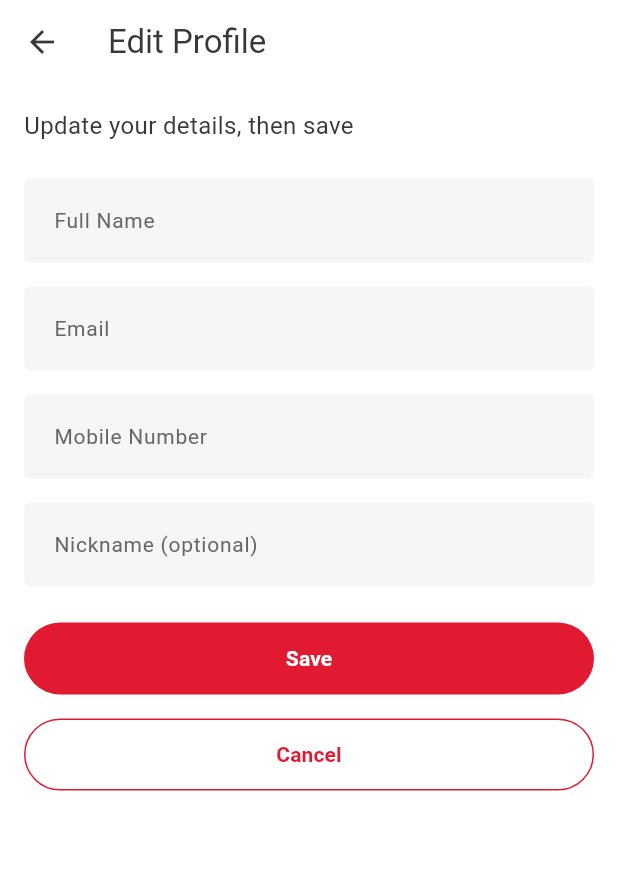
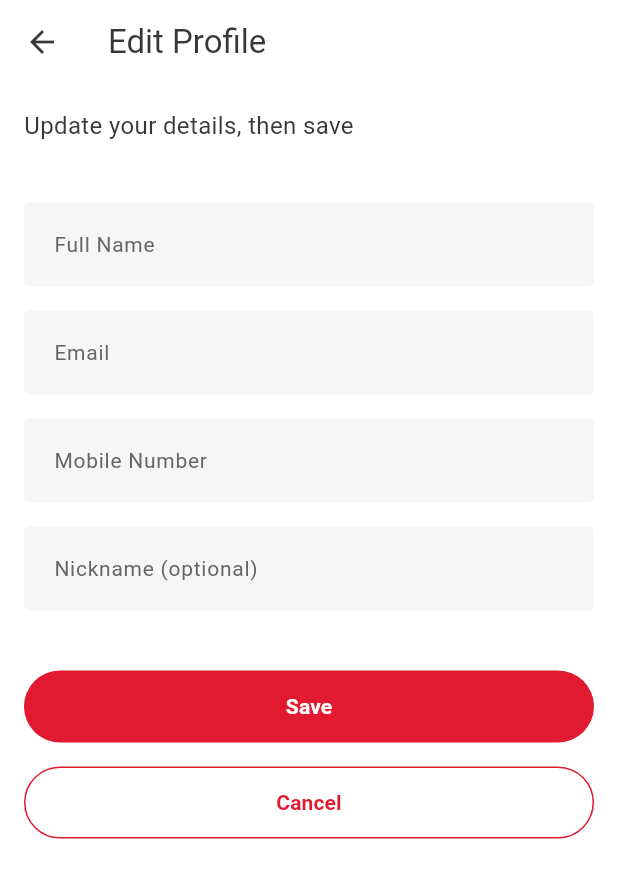
Before and after one commit to catalino-dev/home-debit-ui, a Flutter app: the ProfileScreen screen opened directly with empty values, after a tap on "Edit Profile", on a phone screen of 412 x 824 dp. Shown: the top 878 px of the screen. Run offline on Flutter 3.47's test engine with Material 3 defaults, Android fonts, the phone set to English and light mode, and no system bars; accounts and stored records are empty.

Commit message:
Apply week 1 feedback (non-bloc) to week 2 screens
Addresses the applicable 'General Flutter improvements' from the Week 1
review on the Registration, Profile, and Edit Profile screens. BLoC/DI/routing
findings are intentionally deferred.

- SafeArea around each screen's scroll body so content never collides with
  system UI (home indicator / gesture bar)
- Column(spacing:) replaces repeated SizedBox separators so spacing can't
  drift when items are reordered
- Generic catch fallback in _handleRegister/_handleSave so an uncaught
  exception can no longer leave the loading flag stuck
- _customerService moved from late final field init to initState +
  didUpdateWidget so a swapped service instance is picked up on rebuild

Co-authored-by: Copilot <223556219+Copilot@users.noreply.github.com>

```diff
--- a/lib/screens/edit_profile_screen.dart
+++ b/lib/screens/edit_profile_screen.dart
@@ -38,7 +38,9 @@ class _EditProfileScreenState extends State<EditProfileScreen> {
   late final TextEditingController _mobileController;
   late final TextEditingController _nicknameController;
 
-  late final _customerService = widget.customerService ?? CustomerService();
+  // `late`: needs `widget`, which is only available once the State is
+  // attached, and should be created once on first use.
+  late CustomerService _customerService;
 
   bool _isSaving = false;
   String? _errorMessage;
@@ -46,11 +48,20 @@ class _EditProfileScreenState extends State<EditProfileScreen> {
   @override
   void initState() {
     super.initState();
+    _customerService = widget.customerService ?? CustomerService();
     final customer = widget.customer;
     _nameController = TextEditingController(text: customer.fullName);
     _emailController = TextEditingController(text: customer.email);
     _mobileController = TextEditingController(text: customer.mobileNumber);
     _nicknameController = TextEditingController(text: customer.nickname ?? '');
+  }
+
+  @override
+  void didUpdateWidget(covariant EditProfileScreen oldWidget) {
+    super.didUpdateWidget(oldWidget);
+    if (widget.customerService != oldWidget.customerService) {
+      _customerService = widget.customerService ?? CustomerService();
+    }
   }
 
   @override
@@ -90,6 +101,13 @@ class _EditProfileScreenState extends State<EditProfileScreen> {
         _isSaving = false;
         _errorMessage = exception.message;
       });
+    } catch (_) {
+      // Fallback for uncaught exceptions so the loading state always clears.
+      if (!mounted) return;
+      setState(() {
+        _isSaving = false;
+        _errorMessage = 'An unexpected error occurred. Please try again.';
+      });
     }
   }
 
@@ -107,57 +125,54 @@ class _EditProfileScreenState extends State<EditProfileScreen> {
           title: const Text('Edit Profile'),
           automaticallyImplyLeading: !_isSaving,
         ),
-        body: SingleChildScrollView(
+        body: SafeArea(
+          child: SingleChildScrollView(
             padding: const EdgeInsets.all(AppSpacing.normal),
             child: Form(
               key: _formKey,
               child: Column(
                 crossAxisAlignment: CrossAxisAlignment.stretch,
+                spacing: AppSpacing.normal,
                 children: [
                   const Text(
                     'Update your details, then save',
                     style: AppTextStyles.body1,
                   ),
-                const SizedBox(height: AppSpacing.large),
+                  const SizedBox(height: AppSpacing.small),
                   AppTextField(
                     controller: _nameController,
                     label: 'Full Name',
                     validator: CustomerValidators.fullName,
                   ),
-                const SizedBox(height: AppSpacing.normal),
                   AppTextField(
                     controller: _emailController,
                     label: 'Email',
                     keyboardType: TextInputType.emailAddress,
                     validator: CustomerValidators.email,
                   ),
-                const SizedBox(height: AppSpacing.normal),
                   AppTextField(
                     controller: _mobileController,
                     label: 'Mobile Number',
                     keyboardType: TextInputType.phone,
                     validator: CustomerValidators.mobileNumber,
                   ),
-                const SizedBox(height: AppSpacing.normal),
                   AppTextField(
                     controller: _nicknameController,
                     label: 'Nickname (optional)',
                     validator: CustomerValidators.nickname,
                   ),
-                const SizedBox(height: AppSpacing.large),
+                  const SizedBox(height: AppSpacing.small),
                   if (errorMessage != null) ...[
                     AppErrorMessage(
                       key: const ValueKey('edit-profile-error'),
                       message: errorMessage,
                     ),
-                  const SizedBox(height: AppSpacing.normal),
                   ],
                   AppPrimaryButton(
                     label: 'Save',
                     isLoading: _isSaving,
                     onPressed: _handleSave,
                   ),
-                const SizedBox(height: AppSpacing.normal),
                   AppSecondaryButton(
                     label: 'Cancel',
                     onPressed: _isSaving ? null : _handleCancel,
@@ -167,6 +182,7 @@ class _EditProfileScreenState extends State<EditProfileScreen> {
             ),
           ),
         ),
+      ),
     );
   }
 }
--- a/lib/screens/profile_screen.dart
+++ b/lib/screens/profile_screen.dart
@@ -36,7 +36,6 @@ class _ProfileScreenState extends State<ProfileScreen> {
     super.initState();
     _customer = widget.customer;
   }
-
   Future<void> _openEditProfile() async {
     // Don't let e.g. "Registration successful" cover the Edit form's buttons.
     ScaffoldMessenger.of(context).hideCurrentSnackBar();
@@ -61,24 +60,27 @@ class _ProfileScreenState extends State<ProfileScreen> {
   Widget build(BuildContext context) {
     return Scaffold(
       appBar: AppBar(title: const Text('Customer Profile')),
-      body: SingleChildScrollView(
+      body: SafeArea(
+        child: SingleChildScrollView(
           padding: const EdgeInsets.all(AppSpacing.normal),
           child: Column(
             crossAxisAlignment: CrossAxisAlignment.stretch,
+            spacing: AppSpacing.large,
             children: [
               AppCard(
                 child: Column(
                   crossAxisAlignment: CrossAxisAlignment.start,
+                  spacing: AppSpacing.normal,
                   children: [
-                  AppLabelValue(label: 'Full Name', value: _customer.fullName),
-                  const SizedBox(height: AppSpacing.normal),
+                    AppLabelValue(
+                      label: 'Full Name',
+                      value: _customer.fullName,
+                    ),
                     AppLabelValue(label: 'Email', value: _customer.email),
-                  const SizedBox(height: AppSpacing.normal),
                     AppLabelValue(
                       label: 'Mobile Number',
                       value: _customer.mobileNumber,
                     ),
-                  const SizedBox(height: AppSpacing.normal),
                     AppLabelValue(
                       label: 'Nickname',
                       // US-03: `??` supplies the fallback when nickname is null.
@@ -87,12 +89,10 @@ class _ProfileScreenState extends State<ProfileScreen> {
                   ],
                 ),
               ),
-            const SizedBox(height: AppSpacing.large),
               AppPrimaryButton(
                 label: 'Edit Profile',
                 onPressed: _openEditProfile,
               ),
-            const SizedBox(height: AppSpacing.normal),
               AppSecondaryButton(
                 label: 'Back to Registration',
                 onPressed: () => Navigator.pop(context),
@@ -100,6 +100,7 @@ class _ProfileScreenState extends State<ProfileScreen> {
             ],
           ),
         ),
+      ),
     );
   }
 }
```
Also changed, not shown: lib/screens/registration_screen.dart (+28 -8 lines). Lines whose indentation alone changed are shown as unchanged.
